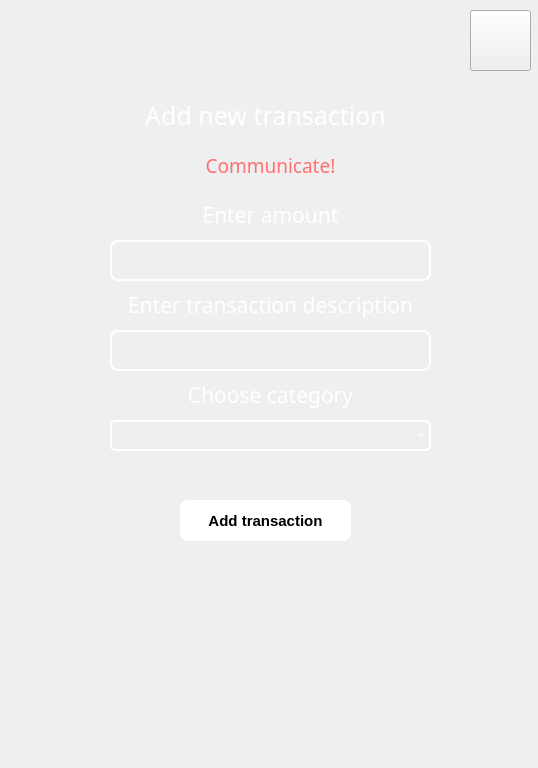
This is ui/AddTransactionPage.ui in vburmus/budget-calculator as Qt 5 draws it before an edit. The edited form follows.
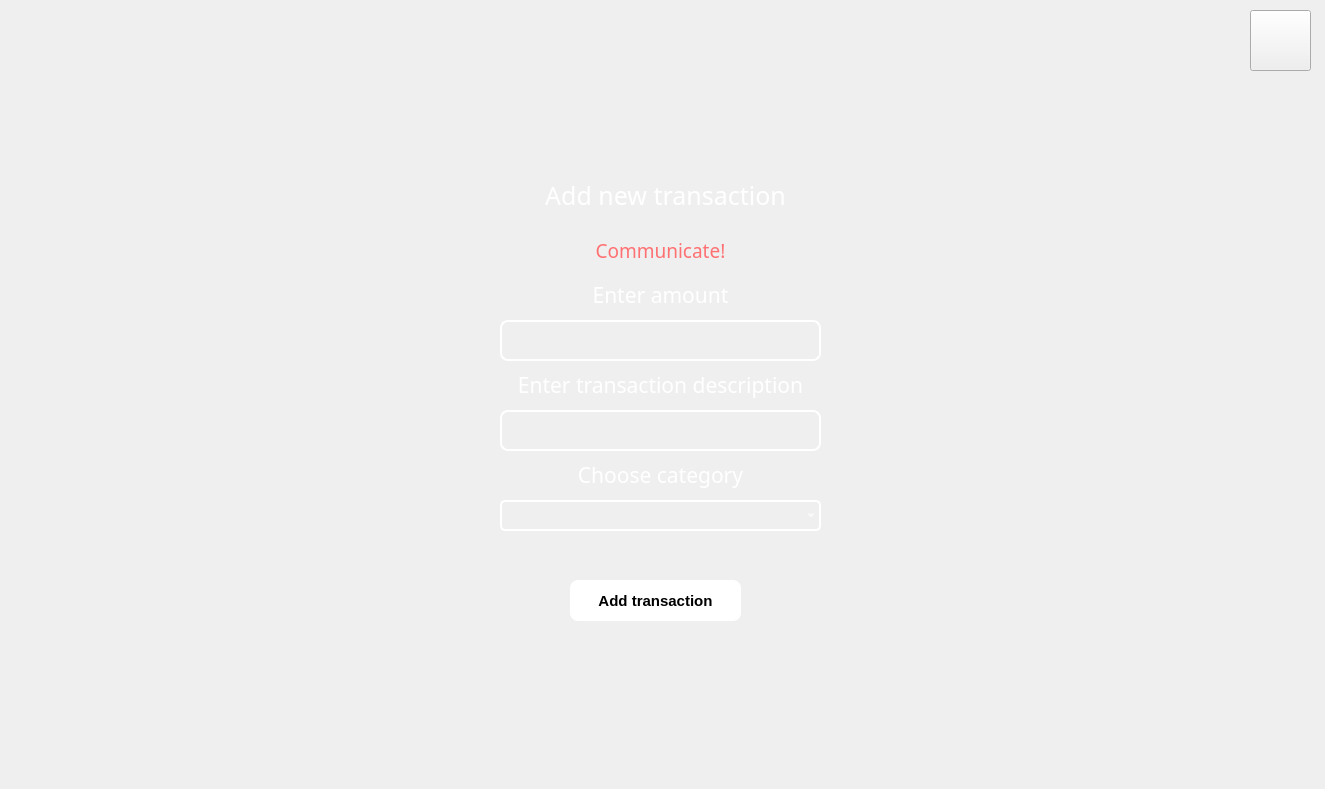
This is the edited form. Icons and pictures are not drawn.

Commit message: fix(budget_calculator) resized pages size

Diff of the .ui file:
```diff
--- a/ui/AddTransactionPage.ui
+++ b/ui/AddTransactionPage.ui
@@ -6,8 +6,8 @@
    <rect>
     <x>0</x>
     <y>0</y>
-    <width>538</width>
-    <height>768</height>
+    <width>1325</width>
+    <height>789</height>
    </rect>
   </property>
   <property name="windowTitle">
@@ -21,7 +21,7 @@
     <rect>
      <x>-30</x>
      <y>-30</y>
-     <width>581</width>
+     <width>1371</width>
      <height>821</height>
     </rect>
    </property>
@@ -51,8 +51,8 @@
   <widget class="QLineEdit" name="AmountText">
    <property name="geometry">
     <rect>
-     <x>110</x>
-     <y>240</y>
+     <x>500</x>
+     <y>320</y>
      <width>321</width>
      <height>41</height>
     </rect>
@@ -87,8 +87,8 @@
   <widget class="QLabel" name="EnterAmountLabel">
    <property name="geometry">
     <rect>
-     <x>140</x>
-     <y>190</y>
+     <x>530</x>
+     <y>270</y>
      <width>261</width>
      <height>51</height>
     </rect>
@@ -111,8 +111,8 @@
   <widget class="QPushButton" name="addTransButton">
    <property name="geometry">
     <rect>
-     <x>180</x>
-     <y>500</y>
+     <x>570</x>
+     <y>580</y>
      <width>171</width>
      <height>41</height>
     </rect>
@@ -150,8 +150,8 @@
   <widget class="QLabel" name="addTransLabel">
    <property name="geometry">
     <rect>
-     <x>120</x>
-     <y>90</y>
+     <x>520</x>
+     <y>170</y>
      <width>291</width>
      <height>51</height>
     </rect>
@@ -174,7 +174,7 @@
   <widget class="QPushButton" name="exitButton">
    <property name="geometry">
     <rect>
-     <x>470</x>
+     <x>1250</x>
      <y>10</y>
      <width>61</width>
      <height>61</height>
@@ -215,10 +215,10 @@
   <widget class="QLabel" name="communicateTextLabel">
    <property name="geometry">
     <rect>
-     <x>140</x>
-     <y>150</y>
-     <width>261</width>
-     <height>31</height>
+     <x>510</x>
+     <y>230</y>
+     <width>301</width>
+     <height>41</height>
     </rect>
    </property>
    <property name="font">
@@ -240,8 +240,8 @@
   <widget class="QLabel" name="enterDescrLabel">
    <property name="geometry">
     <rect>
-     <x>120</x>
-     <y>280</y>
+     <x>510</x>
+     <y>360</y>
      <width>301</width>
      <height>51</height>
     </rect>
@@ -264,8 +264,8 @@
   <widget class="QLineEdit" name="TransDescrText">
    <property name="geometry">
     <rect>
-     <x>110</x>
-     <y>330</y>
+     <x>500</x>
+     <y>410</y>
      <width>321</width>
      <height>41</height>
     </rect>
@@ -300,8 +300,8 @@
   <widget class="QLabel" name="ChangeCatLabel">
    <property name="geometry">
     <rect>
-     <x>120</x>
-     <y>370</y>
+     <x>510</x>
+     <y>450</y>
      <width>301</width>
      <height>51</height>
     </rect>
@@ -324,8 +324,8 @@
   <widget class="QComboBox" name="categoriesComboBox">
    <property name="geometry">
     <rect>
-     <x>110</x>
-     <y>420</y>
+     <x>500</x>
+     <y>500</y>
      <width>321</width>
      <height>31</height>
     </rect>
```
The commit also changes 9 other files.
